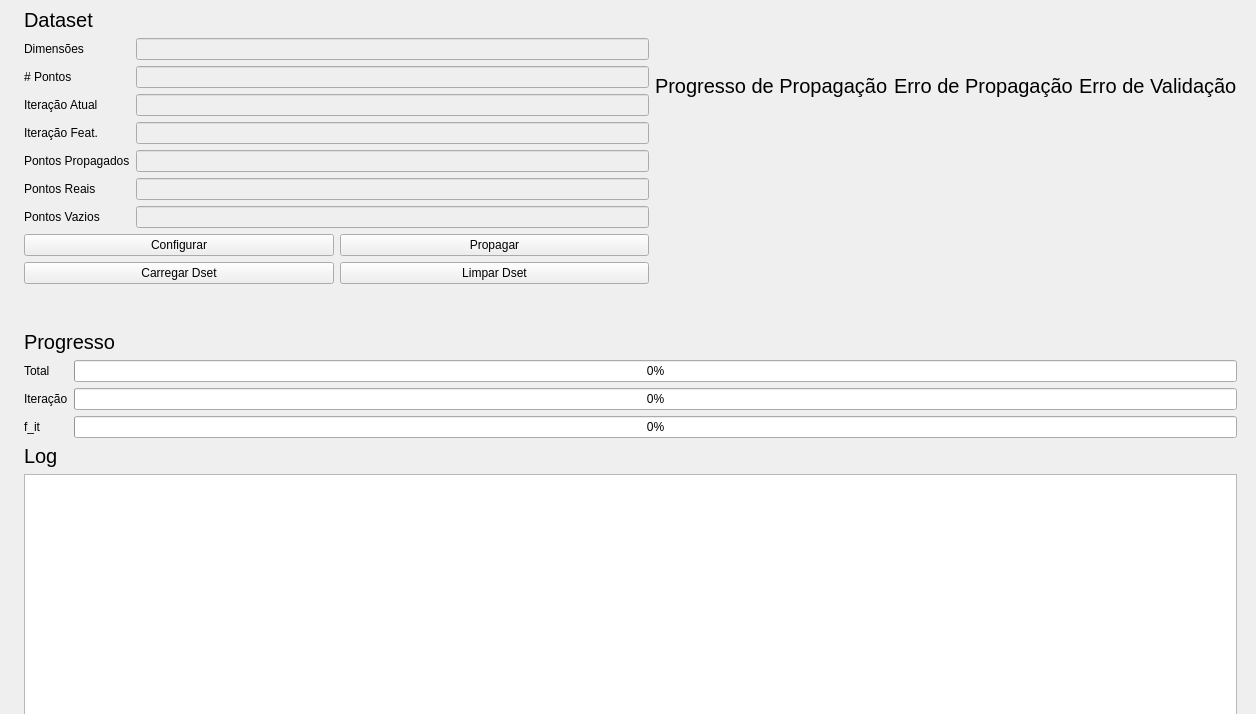
Before: the Qt Designer form src/alg/qt/train.ui in georgeteodoro/petroiageo, drawn with Qt 5.
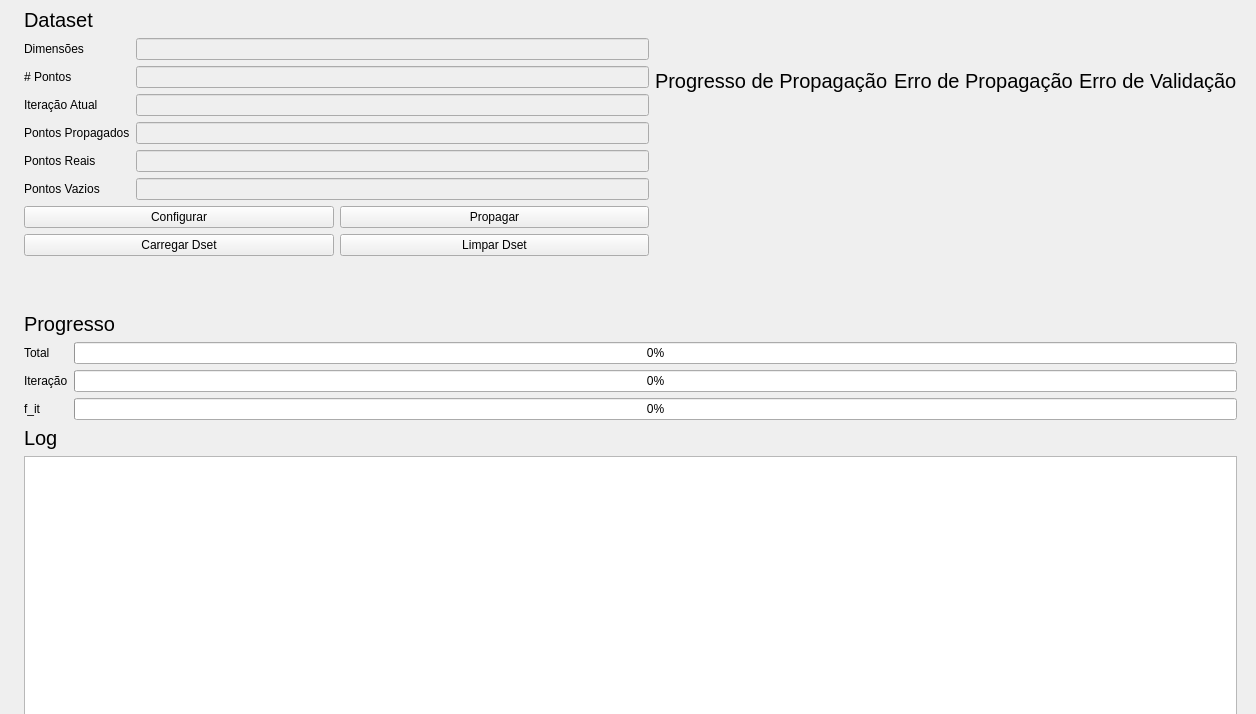
After: the same form once the commit is applied. Icons and pictures are not drawn.

The edit to the form file:
```diff
--- a/src/alg/qt/train.ui
+++ b/src/alg/qt/train.ui
@@ -13,7 +13,7 @@
   <property name="windowTitle">
    <string>Form</string>
   </property>
-  <widget class="QWidget" name="">
+  <widget class="QWidget" name="layoutWidget">
    <property name="geometry">
     <rect>
      <x>24</x>
@@ -84,56 +84,42 @@
            </widget>
           </item>
           <item row="3" column="0">
-           <widget class="QLabel" name="label_19">
-            <property name="text">
-             <string>Iteração Feat.</string>
-            </property>
-           </widget>
-          </item>
-          <item row="3" column="1">
-           <widget class="QLineEdit" name="lineEdit_13">
-            <property name="enabled">
-             <bool>false</bool>
-            </property>
-           </widget>
-          </item>
-          <item row="4" column="0">
            <widget class="QLabel" name="label_20">
             <property name="text">
              <string>Pontos Propagados</string>
             </property>
            </widget>
           </item>
-          <item row="4" column="1">
-           <widget class="QLineEdit" name="lineEdit_14">
+          <item row="3" column="1">
+           <widget class="QLineEdit" name="nPropLE">
             <property name="enabled">
              <bool>false</bool>
             </property>
            </widget>
           </item>
-          <item row="5" column="0">
+          <item row="4" column="0">
            <widget class="QLabel" name="label_21">
             <property name="text">
              <string>Pontos Reais</string>
             </property>
            </widget>
           </item>
-          <item row="5" column="1">
-           <widget class="QLineEdit" name="lineEdit_15">
+          <item row="4" column="1">
+           <widget class="QLineEdit" name="nRealLE">
             <property name="enabled">
              <bool>false</bool>
             </property>
            </widget>
           </item>
-          <item row="6" column="0">
+          <item row="5" column="0">
            <widget class="QLabel" name="label_22">
             <property name="text">
              <string>Pontos Vazios</string>
             </property>
            </widget>
           </item>
-          <item row="6" column="1">
-           <widget class="QLineEdit" name="lineEdit_16">
+          <item row="5" column="1">
+           <widget class="QLineEdit" name="nEmptyLE">
             <property name="enabled">
              <bool>false</bool>
             </property>
```
Left out of the diff: 6 changed lines with no effect on the pictures.
